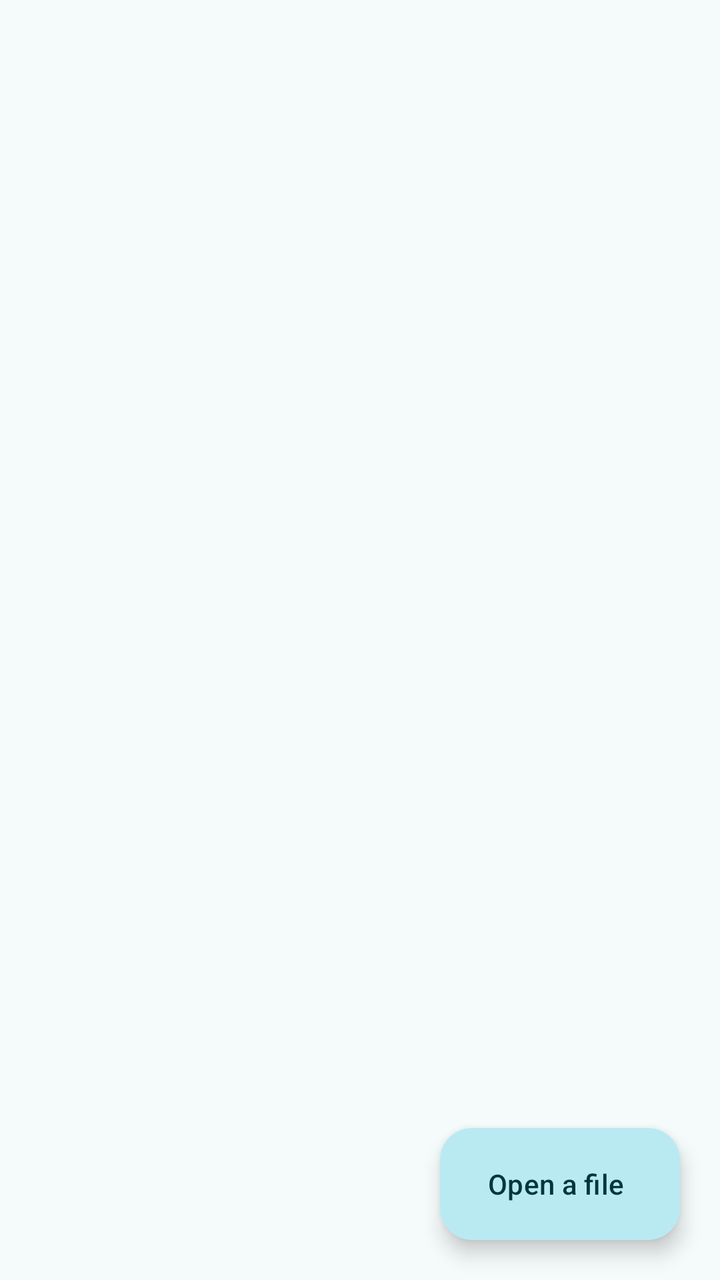
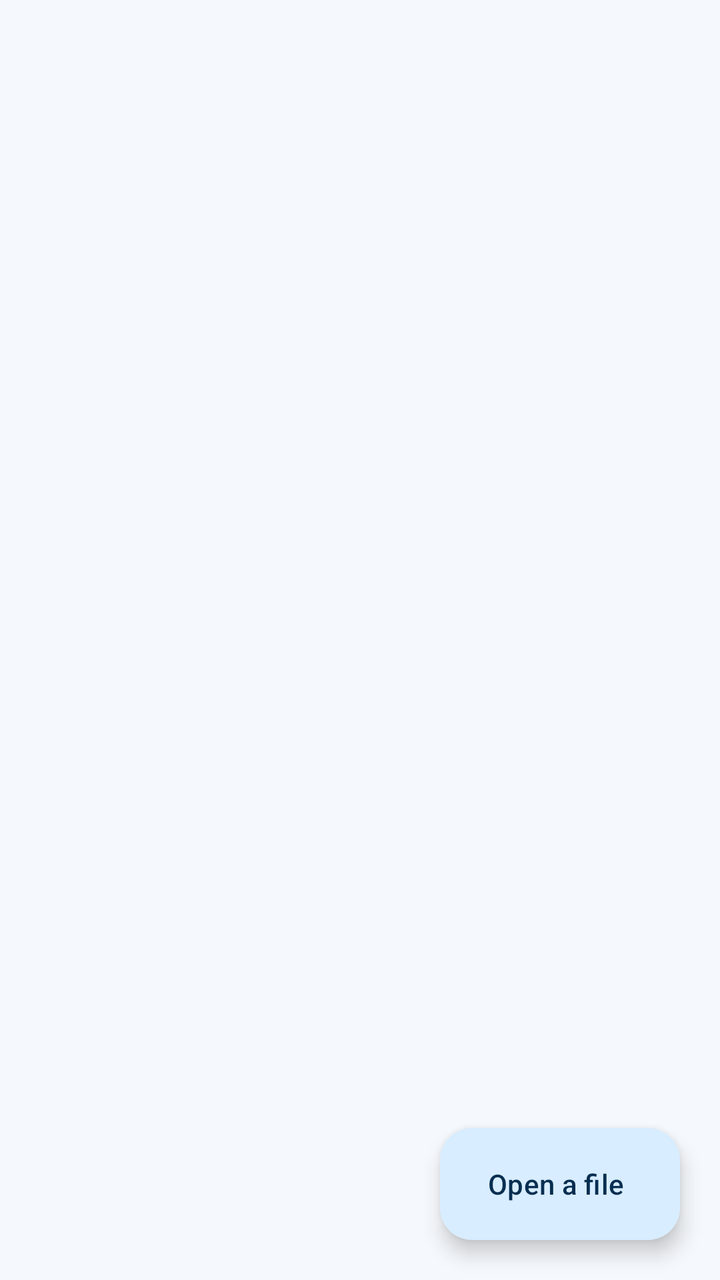

Two renders of the same Android screen: before a commit and after it. Below are the layout's source before the change and the commit's diff.
<!-- AndroidManifest.xml: application theme Theme.WaterView -->
<!-- res/layout/activity_main.xml -->
<?xml version="1.0" encoding="utf-8"?>
<FrameLayout xmlns:android="http://schemas.android.com/apk/res/android"
    xmlns:app="http://schemas.android.com/apk/res-auto"
    android:id="@+id/root"
    android:layout_width="match_parent"
    android:layout_height="match_parent">

    <LinearLayout
        android:layout_width="match_parent"
        android:layout_height="match_parent"
        android:orientation="vertical">

        
        <FrameLayout
            android:layout_width="match_parent"
            android:layout_height="?attr/actionBarSize"
            android:background="?attr/colorSurface">

            <com.google.android.material.appbar.MaterialToolbar
                android:id="@+id/toolbar"
                android:layout_width="match_parent"
                android:layout_height="match_parent"
                app:titleTextAppearance="?attr/textAppearanceTitleLarge" />

            
            <LinearLayout
                android:id="@+id/lockup"
                android:layout_width="wrap_content"
                android:layout_height="wrap_content"
                android:layout_gravity="center"
                android:gravity="center_vertical"
                android:orientation="horizontal"
                android:visibility="gone">

                
                <ImageView
                    android:layout_width="28dp"
                    android:layout_height="28dp"
                    android:importantForAccessibility="no"
                    android:src="@mipmap/ic_launcher" />

                
                <ImageView
                    android:id="@+id/wordmark"
                    android:layout_width="wrap_content"
                    android:layout_height="wrap_content"
                    android:layout_marginStart="9dp"
                    android:contentDescription="@string/app_name"
                    android:src="@drawable/ic_wordmark"
                    app:tint="?attr/colorOnSurface" />
            </LinearLayout>
        </FrameLayout>

        
        <com.google.android.material.progressindicator.LinearProgressIndicator
            android:id="@+id/loadProgress"
            android:layout_width="match_parent"
            android:layout_height="wrap_content"
            android:indeterminate="true"
            android:visibility="gone"
            app:trackCornerRadius="0dp" />

        <androidx.recyclerview.widget.RecyclerView
            android:id="@+id/list"
            android:layout_width="match_parent"
            android:layout_height="0dp"
            android:layout_weight="1"
            android:clipToPadding="false"
            android:paddingBottom="88dp" />

        
        <ScrollView
            android:id="@+id/welcome"
            android:layout_width="match_parent"
            android:layout_height="0dp"
            android:layout_weight="1"
            android:fillViewport="true"
            android:visibility="gone">

            <LinearLayout
                android:layout_width="match_parent"
                android:layout_height="wrap_content"
                android:gravity="center"
                android:orientation="vertical"
                android:paddingStart="32dp"
                android:paddingTop="24dp"
                android:paddingEnd="32dp"
                android:paddingBottom="40dp">

                <TextView
                    android:layout_width="wrap_content"
                    android:layout_height="wrap_content"
                    android:gravity="center"
                    android:text="@string/welcome_headline"
                    android:textAppearance="?attr/textAppearanceHeadlineSmall" />

                
                
                <GridLayout
                    android:id="@+id/formatGrid"
                    android:layout_width="wrap_content"
                    android:layout_height="wrap_content"
                    android:layout_marginTop="28dp"
                    android:columnCount="@integer/welcome_grid_columns"
                    android:focusable="true" />

                <TextView
                    android:layout_width="wrap_content"
                    android:layout_height="wrap_content"
                    android:layout_marginTop="28dp"
                    android:gravity="center"
                    android:lineSpacingExtra="2dp"
                    android:text="@string/welcome_promise"
                    android:textAppearance="?attr/textAppearanceBodyMedium"
                    android:textColor="?attr/colorOnSurfaceVariant" />

                
                <com.google.android.material.button.MaterialButton
                    android:id="@+id/openFileButton"
                    android:layout_width="wrap_content"
                    android:layout_height="wrap_content"
                    android:layout_marginTop="32dp"
                    android:minWidth="@dimen/welcome_action_min_width"
                    android:text="@string/open_a_file" />

                <com.google.android.material.button.MaterialButton
                    android:id="@+id/addFolderButton"
                    style="@style/Widget.Material3.Button.OutlinedButton"
                    android:layout_width="wrap_content"
                    android:layout_height="wrap_content"
                    android:layout_marginTop="12dp"
                    android:minWidth="@dimen/welcome_action_min_width"
                    android:text="@string/add_folder" />

                
                <TextView
                    android:id="@+id/openWithHint"
                    android:layout_width="wrap_content"
                    android:layout_height="wrap_content"
                    android:layout_marginTop="24dp"
                    android:gravity="center"
                    android:text="@string/open_with_hint"
                    android:textAppearance="?attr/textAppearanceBodySmall"
                    android:textColor="?attr/colorOnSurfaceVariant" />
            </LinearLayout>
        </ScrollView>
    </LinearLayout>

    <com.google.android.material.floatingactionbutton.ExtendedFloatingActionButton
        android:id="@+id/openFab"
        android:layout_width="wrap_content"
        android:layout_height="wrap_content"
        android:layout_gravity="bottom|end"
        android:layout_margin="20dp"
        android:text="@string/open_a_file" />
</FrameLayout>
<!-- resources referenced by this layout -->
<resources>
  <!-- drawable ic_wordmark: vector/xml drawable (drawable, 3726 chars, omitted) -->
  <!-- mipmap ic_launcher (mipmap-anydpi) -->
  <?xml version="1.0" encoding="utf-8"?>
  <adaptive-icon xmlns:android="http://schemas.android.com/apk/res/android">
      <background android:drawable="@color/ic_launcher_background" />
      <foreground android:drawable="@drawable/ic_launcher_foreground" />
      <monochrome android:drawable="@drawable/ic_launcher_monochrome" />
  </adaptive-icon>
  <style name="Theme.WaterView" parent="Theme.Material3.DayNight.NoActionBar">
          <item name="colorPrimary">@color/gander_primary</item>
          <item name="colorOnPrimary">@color/gander_on_primary</item>
          <item name="colorPrimaryContainer">@color/gander_primary_container</item>
          <item name="colorOnPrimaryContainer">@color/gander_on_primary_container</item>
          <item name="colorSecondary">@color/gander_secondary</item>
          <item name="colorOnSecondary">@color/gander_on_secondary</item>
          <item name="colorSecondaryContainer">@color/gander_secondary_container</item>
          <item name="colorOnSecondaryContainer">@color/gander_on_secondary_container</item>
          <item name="colorTertiary">@color/gander_tertiary</item>
          <item name="colorOnTertiary">@color/gander_on_tertiary</item>
          <item name="colorTertiaryContainer">@color/gander_tertiary_container</item>
          <item name="colorOnTertiaryContainer">@color/gander_on_tertiary_container</item>
          <item name="colorError">@color/gander_error</item>
          <item name="colorOnError">@color/gander_on_error</item>
          <item name="colorErrorContainer">@color/gander_error_container</item>
          <item name="colorOnErrorContainer">@color/gander_on_error_container</item>
          <item name="colorSurface">@color/gander_surface</item>
          <item name="colorOnSurface">@color/gander_on_surface</item>
          <item name="colorOnBackground">@color/gander_on_surface</item>
          <item name="colorSurfaceVariant">@color/gander_surface_variant</item>
          <item name="colorOnSurfaceVariant">@color/gander_on_surface_variant</item>
          <item name="colorSurfaceContainerLowest">@color/gander_surface_container_lowest</item>
          <item name="colorSurfaceContainerLow">@color/gander_surface_container_low</item>
          <item name="colorSurfaceContainer">@color/gander_surface_container</item>
          <item name="colorSurfaceContainerHigh">@color/gander_surface_container_high</item>
          <item name="colorSurfaceContainerHighest">@color/gander_surface_container_highest</item>
          <item name="colorSurfaceDim">@color/gander_surface_dim</item>
          <item name="colorSurfaceBright">@color/gander_surface_bright</item>
          <item name="colorOutline">@color/gander_outline</item>
          <item name="colorOutlineVariant">@color/gander_outline_variant</item>
          <item name="colorSurfaceInverse">@color/gander_inverse_surface</item>
          <item name="colorOnSurfaceInverse">@color/gander_inverse_on_surface</item>
          <item name="colorPrimaryInverse">@color/gander_inverse_primary</item>
          <item name="android:colorBackground">@color/gander_surface</item>
          <item name="android:windowBackground">@color/gander_surface</item>
          <item name="android:textColorHighlight">@color/gander_text_highlight</item>
          <item name="android:windowLightStatusBar">@bool/gander_light_status_bar</item>
          
          <item name="android:statusBarColor">@color/gander_surface</item>
      </style>
  <color name="ic_launcher_background">#F6F1E6</color>
  <!-- drawable ic_launcher_foreground: vector/xml drawable (drawable, 3114 chars, omitted) -->
  <!-- drawable ic_launcher_monochrome (drawable) -->
  <?xml version="1.0" encoding="utf-8"?>
  <vector xmlns:android="http://schemas.android.com/apk/res/android"
      android:width="108dp"
      android:height="108dp"
      android:viewportWidth="108"
      android:viewportHeight="108">
      <path
          android:fillColor="#FF000000"
          android:pathData="M45,39.86L56.89,39.44L64.81,46.82L65.46,65.51Q65.5,66.78 64.89,67.44Q64.27,68.1 63,68.14L46.01,68.74Q43.46,68.83 43.37,66.28L42.54,42.49Q42.45,39.94 45,39.86ZM45.08,42.25Q44.93,42.26 44.94,42.41L45.77,66.19Q45.78,66.34 45.93,66.34L62.92,65.75L63.13,65.8L63.06,65.59L62.44,47.9L61.41,46.94L57.16,47.09L57.01,42.83L55.98,41.87ZM49.65,70.11L53.73,69.97L68.68,73.7L68.88,73.81L68.86,73.59L73.15,56.41L72.42,55.2L68.29,54.17L69.32,50.05L68.6,48.84L66.36,48.28L66.31,46.77L66.27,45.79L70.14,46.75L75.72,56.03L71.19,74.17Q70.88,75.41 70.11,75.87Q69.34,76.34 68.1,76.03L51.61,71.91Q50.37,71.61 49.91,70.83Q49.71,70.51 49.65,70.11ZM32.5,48.4L41.16,45.92L41.25,48.39L33.16,50.71Q33.01,50.75 33.06,50.9L39.62,73.77Q39.66,73.92 39.8,73.88L48.5,71.38Q48.55,71.5 48.62,71.61Q49.3,72.73 50.76,73.23L40.46,76.18Q38.01,76.89 37.31,74.43L30.75,51.56Q30.4,50.33 30.83,49.54Q31.27,48.75 32.5,48.4ZM59.95,37.83L54.14,38.04C53.92,37.75 53.62,37.58 53.24,37.51C51.62,37.26 50.26,36.24 49.67,34.71L44.74,33.56C44.14,33.39 44.14,32.79 44.74,32.58L49.58,31.05C50.09,28.75 51.96,27.14 54.34,27.06C55.78,27.01 57.15,27.57 58.17,28.58C59.44,29.86 59.95,32.41 59.95,36.15ZM46.94,46.59L54.58,46.32L54.85,53.97L47.2,54.24ZM47.32,57.64L60.91,57.16L61,59.71L47.41,60.18ZM47.5,62.73L57.69,62.38L57.78,64.92L47.59,65.28ZM50.31,35.48C50.73,36.52 52.31,36.87 53.83,36.26C55.35,35.64 56.25,34.3 55.82,33.25C55.4,32.21 53.82,31.86 52.3,32.47C50.78,33.09 49.88,34.43 50.31,35.48ZM52.38,29.52C51.92,29.52 51.54,29.9 51.54,30.37C51.54,30.84 51.92,31.22 52.39,31.22C52.86,31.22 53.24,30.84 53.24,30.37C53.24,29.9 52.86,29.52 52.39,29.52Z" />
  </vector>
  <color name="gander_primary">#168EA8</color>
  <color name="gander_on_primary">#FFFFFF</color>
  <color name="gander_primary_container">#B9EAF2</color>
  <color name="gander_on_primary_container">#003640</color>
  <color name="gander_secondary">#4B6870</color>
  <color name="gander_on_secondary">#FFFFFF</color>
  <color name="gander_secondary_container">#D2E4FD</color>
  <color name="gander_on_secondary_container">#091D2E</color>
  <color name="gander_tertiary">#6A5D2F</color>
  <color name="gander_on_tertiary">#FFFFFF</color>
  <color name="gander_tertiary_container">#F4E0A9</color>
  <color name="gander_on_tertiary_container">#221B00</color>
  <color name="gander_error">#B3261E</color>
  <color name="gander_on_error">#FFFFFF</color>
  <color name="gander_error_container">#F9DEDC</color>
  <color name="gander_on_error_container">#410E0B</color>
  <color name="gander_surface">#F5FAFB</color>
  <color name="gander_on_surface">#172124</color>
  <color name="gander_surface_variant">#DCECEF</color>
  <color name="gander_on_surface_variant">#3F555A</color>
  <color name="gander_surface_container_lowest">#FFFFFF</color>
  <color name="gander_surface_container_low">#F8F3EA</color>
  <color name="gander_surface_container">#F2EDE4</color>
  <color name="gander_surface_container_high">#ECE8DF</color>
  <color name="gander_surface_container_highest">#E7E2D9</color>
  <color name="gander_surface_dim">#DFDACF</color>
  <color name="gander_surface_bright">#FEF9F0</color>
  <color name="gander_outline">#7F7664</color>
  <color name="gander_outline_variant">#CFC5B2</color>
  <color name="gander_inverse_surface">#333027</color>
  <color name="gander_inverse_on_surface">#F8F3EA</color>
  <color name="gander_inverse_primary">#69D2E3</color>
  <!-- unchanged entries left out for length: 8 -->
</resources>

<!-- the commit's change to res/layout/activity_main.xml (unified diff, before → after) -->
@@ -40,14 +40,17 @@
                     android:src="@mipmap/ic_launcher" />
 
                 
-                <ImageView
+                <TextView
                     android:id="@+id/wordmark"
                     android:layout_width="wrap_content"
                     android:layout_height="wrap_content"
                     android:layout_marginStart="9dp"
-                    android:contentDescription="@string/app_name"
-                    android:src="@drawable/ic_wordmark"
-                    app:tint="?attr/colorOnSurface" />
+                    android:fontFamily="sans-serif"
+                    android:includeFontPadding="false"
+                    android:text="@string/app_name"
+                    android:textColor="?attr/colorOnSurface"
+                    android:textSize="24sp"
+                    android:textStyle="bold" />
             </LinearLayout>
         </FrameLayout>
 
<!-- resource entries referenced after the edit -->
@@ -1,57 +1,66 @@
 <!-- resources referenced by this layout -->
 <resources>
-  <!-- drawable ic_wordmark: vector/xml drawable (drawable, 3726 chars, omitted) -->
   <!-- mipmap ic_launcher (mipmap-anydpi) -->
   <?xml version="1.0" encoding="utf-8"?>
   <adaptive-icon xmlns:android="http://schemas.android.com/apk/res/android">
       <background android:drawable="@color/ic_launcher_background" />
-      <foreground android:drawable="@drawable/ic_launcher_foreground" />
-      <monochrome android:drawable="@drawable/ic_launcher_monochrome" />
+      <foreground android:drawable="@drawable/ic_waterview_foreground" />
+      <monochrome android:drawable="@drawable/ic_waterview_monochrome" />
   </adaptive-icon>
   <style name="Theme.WaterView" parent="Theme.Material3.DayNight.NoActionBar">
-          <item name="colorPrimary">@color/gander_primary</item>
-          <item name="colorOnPrimary">@color/gander_on_primary</item>
-          <item name="colorPrimaryContainer">@color/gander_primary_container</item>
-          <item name="colorOnPrimaryContainer">@color/gander_on_primary_container</item>
-          <item name="colorSecondary">@color/gander_secondary</item>
-          <item name="colorOnSecondary">@color/gander_on_secondary</item>
-          <item name="colorSecondaryContainer">@color/gander_secondary_container</item>
-          <item name="colorOnSecondaryContainer">@color/gander_on_secondary_container</item>
-          <item name="colorTertiary">@color/gander_tertiary</item>
-          <item name="colorOnTertiary">@color/gander_on_tertiary</item>
-          <item name="colorTertiaryContainer">@color/gander_tertiary_container</item>
-          <item name="colorOnTertiaryContainer">@color/gander_on_tertiary_container</item>
-          <item name="colorError">@color/gander_error</item>
-          <item name="colorOnError">@color/gander_on_error</item>
-          <item name="colorErrorContainer">@color/gander_error_container</item>
-          <item name="colorOnErrorContainer">@color/gander_on_error_container</item>
-          <item name="colorSurface">@color/gander_surface</item>
-          <item name="colorOnSurface">@color/gander_on_surface</item>
-          <item name="colorOnBackground">@color/gander_on_surface</item>
-          <item name="colorSurfaceVariant">@color/gander_surface_variant</item>
-          <item name="colorOnSurfaceVariant">@color/gander_on_surface_variant</item>
-          <item name="colorSurfaceContainerLowest">@color/gander_surface_container_lowest</item>
-          <item name="colorSurfaceContainerLow">@color/gander_surface_container_low</item>
-          <item name="colorSurfaceContainer">@color/gander_surface_container</item>
-          <item name="colorSurfaceContainerHigh">@color/gander_surface_container_high</item>
-          <item name="colorSurfaceContainerHighest">@color/gander_surface_container_highest</item>
-          <item name="colorSurfaceDim">@color/gander_surface_dim</item>
-          <item name="colorSurfaceBright">@color/gander_surface_bright</item>
-          <item name="colorOutline">@color/gander_outline</item>
-          <item name="colorOutlineVariant">@color/gander_outline_variant</item>
-          <item name="colorSurfaceInverse">@color/gander_inverse_surface</item>
-          <item name="colorOnSurfaceInverse">@color/gander_inverse_on_surface</item>
-          <item name="colorPrimaryInverse">@color/gander_inverse_primary</item>
-          <item name="android:colorBackground">@color/gander_surface</item>
-          <item name="android:windowBackground">@color/gander_surface</item>
-          <item name="android:textColorHighlight">@color/gander_text_highlight</item>
-          <item name="android:windowLightStatusBar">@bool/gander_light_status_bar</item>
+          <item name="colorPrimary">@color/waterview_primary</item>
+          <item name="colorOnPrimary">@color/waterview_on_primary</item>
+          <item name="colorPrimaryContainer">@color/waterview_primary_container</item>
+          <item name="colorOnPrimaryContainer">@color/waterview_on_primary_container</item>
+          <item name="colorSecondary">@color/waterview_secondary</item>
+          <item name="colorOnSecondary">@color/waterview_on_secondary</item>
+          <item name="colorSecondaryContainer">@color/waterview_secondary_container</item>
+          <item name="colorOnSecondaryContainer">@color/waterview_on_secondary_container</item>
+          <item name="colorTertiary">@color/waterview_tertiary</item>
+          <item name="colorOnTertiary">@color/waterview_on_tertiary</item>
+          <item name="colorTertiaryContainer">@color/waterview_tertiary_container</item>
+          <item name="colorOnTertiaryContainer">@color/waterview_on_tertiary_container</item>
+          <item name="colorError">@color/waterview_error</item>
+          <item name="colorOnError">@color/waterview_on_error</item>
+          <item name="colorErrorContainer">@color/waterview_error_container</item>
+          <item name="colorOnErrorContainer">@color/waterview_on_error_container</item>
+          <item name="colorSurface">@color/waterview_surface</item>
+          <item name="colorOnSurface">@color/waterview_on_surface</item>
+          <item name="colorOnBackground">@color/waterview_on_surface</item>
+          <item name="colorSurfaceVariant">@color/waterview_surface_variant</item>
+          <item name="colorOnSurfaceVariant">@color/waterview_on_surface_variant</item>
+          <item name="colorSurfaceContainerLowest">@color/waterview_surface_container_lowest</item>
+          <item name="colorSurfaceContainerLow">@color/waterview_surface_container_low</item>
+          <item name="colorSurfaceContainer">@color/waterview_surface_container</item>
+          <item name="colorSurfaceContainerHigh">@color/waterview_surface_container_high</item>
+          <item name="colorSurfaceContainerHighest">@color/waterview_surface_container_highest</item>
+          <item name="colorSurfaceDim">@color/waterview_surface_dim</item>
+          <item name="colorSurfaceBright">@color/waterview_surface_bright</item>
+          <item name="colorOutline">@color/waterview_outline</item>
+          <item name="colorOutlineVariant">@color/waterview_outline_variant</item>
+          <item name="colorSurfaceInverse">@color/waterview_inverse_surface</item>
+          <item name="colorOnSurfaceInverse">@color/waterview_inverse_on_surface</item>
+          <item name="colorPrimaryInverse">@color/waterview_inverse_primary</item>
+          <item name="android:colorBackground">@color/waterview_surface</item>
+          <item name="android:windowBackground">@color/waterview_surface</item>
+          <item name="android:textColorHighlight">@color/waterview_text_highlight</item>
+          <item name="android:windowLightStatusBar">@bool/waterview_light_status_bar</item>
           
-          <item name="android:statusBarColor">@color/gander_surface</item>
+          <item name="android:statusBarColor">@color/waterview_surface</item>
       </style>
-  <color name="ic_launcher_background">#F6F1E6</color>
-  <!-- drawable ic_launcher_foreground: vector/xml drawable (drawable, 3114 chars, omitted) -->
-  <!-- drawable ic_launcher_monochrome (drawable) -->
+  <color name="ic_launcher_background">#10294B</color>
+  <!-- drawable ic_waterview_foreground (drawable) -->
+  <?xml version="1.0" encoding="utf-8"?>
+  <vector xmlns:android="http://schemas.android.com/apk/res/android"
+      android:width="108dp"
+      android:height="108dp"
+      android:viewportWidth="108"
+      android:viewportHeight="108">
+      <path
+          android:fillColor="#FF62BAEE"
+          android:pathData="M54,10 C48,23 32,40 32,53 A22,22 0 0 0 76,53 C76,40 60,23 54,10 Z" />
+  </vector>
+  <!-- drawable ic_waterview_monochrome (drawable) -->
   <?xml version="1.0" encoding="utf-8"?>
   <vector xmlns:android="http://schemas.android.com/apk/res/android"
       android:width="108dp"
@@ -60,40 +69,40 @@
       android:viewportHeight="108">
       <path
           android:fillColor="#FF000000"
-          android:pathData="M45,39.86L56.89,39.44L64.81,46.82L65.46,65.51Q65.5,66.78 64.89,67.44Q64.27,68.1 63,68.14L46.01,68.74Q43.46,68.83 43.37,66.28L42.54,42.49Q42.45,39.94 45,39.86ZM45.08,42.25Q44.93,42.26 44.94,42.41L45.77,66.19Q45.78,66.34 45.93,66.34L62.92,65.75L63.13,65.8L63.06,65.59L62.44,47.9L61.41,46.94L57.16,47.09L57.01,42.83L55.98,41.87ZM49.65,70.11L53.73,69.97L68.68,73.7L68.88,73.81L68.86,73.59L73.15,56.41L72.42,55.2L68.29,54.17L69.32,50.05L68.6,48.84L66.36,48.28L66.31,46.77L66.27,45.79L70.14,46.75L75.72,56.03L71.19,74.17Q70.88,75.41 70.11,75.87Q69.34,76.34 68.1,76.03L51.61,71.91Q50.37,71.61 49.91,70.83Q49.71,70.51 49.65,70.11ZM32.5,48.4L41.16,45.92L41.25,48.39L33.16,50.71Q33.01,50.75 33.06,50.9L39.62,73.77Q39.66,73.92 39.8,73.88L48.5,71.38Q48.55,71.5 48.62,71.61Q49.3,72.73 50.76,73.23L40.46,76.18Q38.01,76.89 37.31,74.43L30.75,51.56Q30.4,50.33 30.83,49.54Q31.27,48.75 32.5,48.4ZM59.95,37.83L54.14,38.04C53.92,37.75 53.62,37.58 53.24,37.51C51.62,37.26 50.26,36.24 49.67,34.71L44.74,33.56C44.14,33.39 44.14,32.79 44.74,32.58L49.58,31.05C50.09,28.75 51.96,27.14 54.34,27.06C55.78,27.01 57.15,27.57 58.17,28.58C59.44,29.86 59.95,32.41 59.95,36.15ZM46.94,46.59L54.58,46.32L54.85,53.97L47.2,54.24ZM47.32,57.64L60.91,57.16L61,59.71L47.41,60.18ZM47.5,62.73L57.69,62.38L57.78,64.92L47.59,65.28ZM50.31,35.48C50.73,36.52 52.31,36.87 53.83,36.26C55.35,35.64 56.25,34.3 55.82,33.25C55.4,32.21 53.82,31.86 52.3,32.47C50.78,33.09 49.88,34.43 50.31,35.48ZM52.38,29.52C51.92,29.52 51.54,29.9 51.54,30.37C51.54,30.84 51.92,31.22 52.39,31.22C52.86,31.22 53.24,30.84 53.24,30.37C53.24,29.9 52.86,29.52 52.39,29.52Z" />
+          android:pathData="M54,9 C47,23 31,41 31,55 C31,68 41,78 54,78 C67,78 77,68 77,55 C77,41 61,23 54,9 Z" />
   </vector>
-  <color name="gander_primary">#168EA8</color>
-  <color name="gander_on_primary">#FFFFFF</color>
-  <color name="gander_primary_container">#B9EAF2</color>
-  <color name="gander_on_primary_container">#003640</color>
-  <color name="gander_secondary">#4B6870</color>
-  <color name="gander_on_secondary">#FFFFFF</color>
-  <color name="gander_secondary_container">#D2E4FD</color>
-  <color name="gander_on_secondary_container">#091D2E</color>
-  <color name="gander_tertiary">#6A5D2F</color>
-  <color name="gander_on_tertiary">#FFFFFF</color>
-  <color name="gander_tertiary_container">#F4E0A9</color>
-  <color name="gander_on_tertiary_container">#221B00</color>
-  <color name="gander_error">#B3261E</color>
-  <color name="gander_on_error">#FFFFFF</color>
-  <color name="gander_error_container">#F9DEDC</color>
-  <color name="gander_on_error_container">#410E0B</color>
-  <color name="gander_surface">#F5FAFB</color>
-  <color name="gander_on_surface">#172124</color>
-  <color name="gander_surface_variant">#DCECEF</color>
-  <color name="gander_on_surface_variant">#3F555A</color>
-  <color name="gander_surface_container_lowest">#FFFFFF</color>
-  <color name="gander_surface_container_low">#F8F3EA</color>
-  <color name="gander_surface_container">#F2EDE4</color>
-  <color name="gander_surface_container_high">#ECE8DF</color>
-  <color name="gander_surface_container_highest">#E7E2D9</color>
-  <color name="gander_surface_dim">#DFDACF</color>
-  <color name="gander_surface_bright">#FEF9F0</color>
-  <color name="gander_outline">#7F7664</color>
-  <color name="gander_outline_variant">#CFC5B2</color>
-  <color name="gander_inverse_surface">#333027</color>
-  <color name="gander_inverse_on_surface">#F8F3EA</color>
-  <color name="gander_inverse_primary">#69D2E3</color>
+  <color name="waterview_primary">#1188DD</color>
+  <color name="waterview_on_primary">#FFFFFF</color>
+  <color name="waterview_primary_container">#D8EDFF</color>
+  <color name="waterview_on_primary_container">#082E50</color>
+  <color name="waterview_secondary">#29486F</color>
+  <color name="waterview_on_secondary">#FFFFFF</color>
+  <color name="waterview_secondary_container">#DEE9F8</color>
+  <color name="waterview_on_secondary_container">#172D49</color>
+  <color name="waterview_tertiary">#176D95</color>
+  <color name="waterview_on_tertiary">#FFFFFF</color>
+  <color name="waterview_tertiary_container">#CDEEFF</color>
+  <color name="waterview_on_tertiary_container">#002B3D</color>
+  <color name="waterview_error">#BA1A1A</color>
+  <color name="waterview_on_error">#FFFFFF</color>
+  <color name="waterview_error_container">#F9DEDC</color>
+  <color name="waterview_on_error_container">#410E0B</color>
+  <color name="waterview_surface">#F5F8FC</color>
+  <color name="waterview_on_surface">#172234</color>
+  <color name="waterview_surface_variant">#E6EDF6</color>
+  <color name="waterview_on_surface_variant">#46566D</color>
+  <color name="waterview_surface_container_lowest">#FFFFFF</color>
+  <color name="waterview_surface_container_low">#F1F5FA</color>
+  <color name="waterview_surface_container">#EAF0F7</color>
+  <color name="waterview_surface_container_high">#E4EBF4</color>
+  <color name="waterview_surface_container_highest">#DCE5F0</color>
+  <color name="waterview_surface_dim">#D5DFEB</color>
+  <color name="waterview_surface_bright">#FFFFFF</color>
+  <color name="waterview_outline">#718198</color>
+  <color name="waterview_outline_variant">#CDD8E6</color>
+  <color name="waterview_inverse_surface">#25344A</color>
+  <color name="waterview_inverse_on_surface">#EDF3FC</color>
+  <color name="waterview_inverse_primary">#62BAEE</color>
   <!-- unchanged entries left out for length: 8 -->
 </resources>
 
